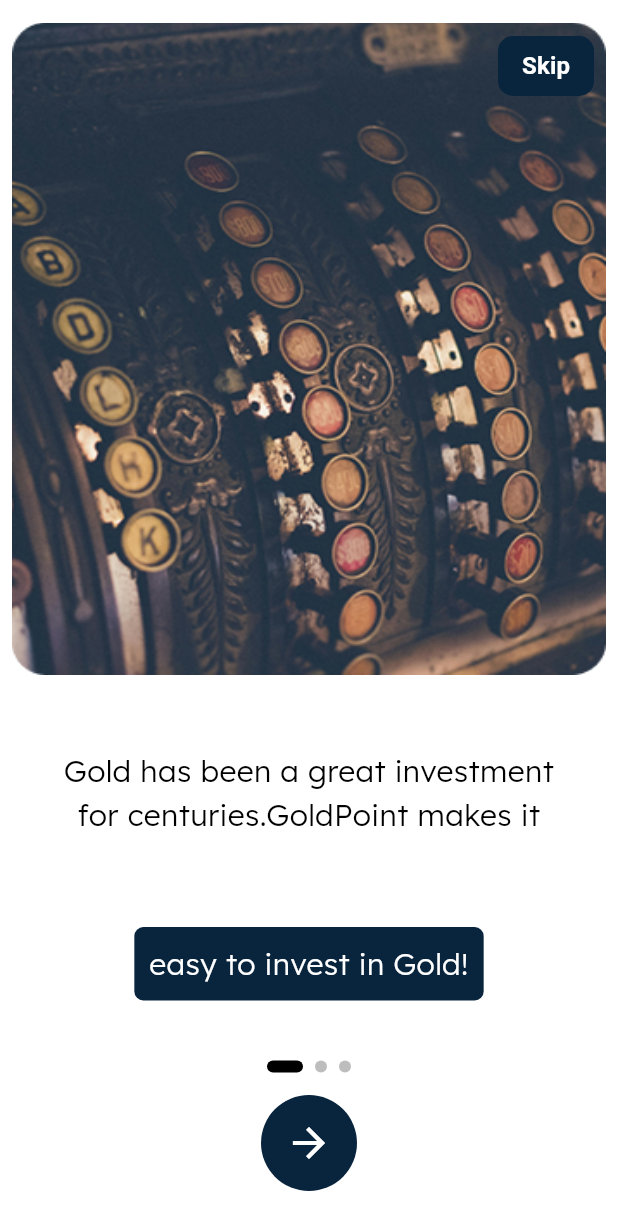
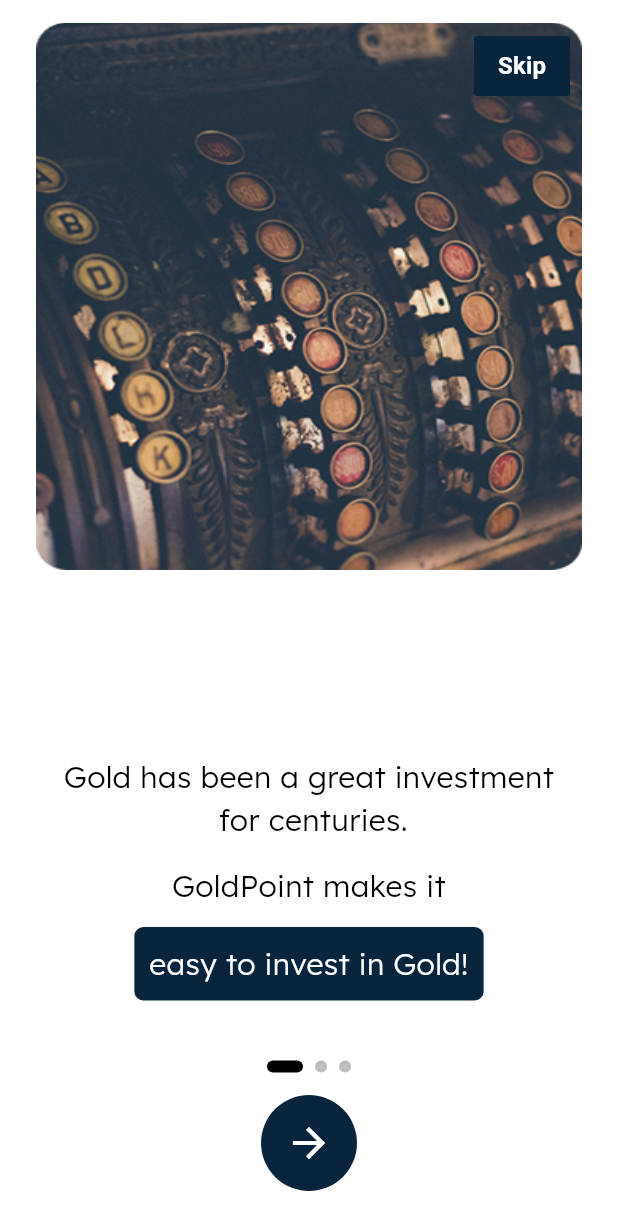
Before and after one commit to InobetaSolutions/AeseraJewels-Mobileapp, a Flutter app: the screen it shows after launch, on a phone screen of 412 x 824 dp. Shown: the top 1230 px of the screen. Run offline on Flutter 3.47's test engine with Material 3 defaults, Android fonts, the phone set to English and light mode, and no system bars; our stand-ins replace connectivity_plus, get, get_storage, google_fonts, shared_preferences; Roboto replaces fonts that are missing (Manrope).

Commit message:
ui changes

```diff
--- a/lib/modules/onboard/onboard_view.dart
+++ b/lib/modules/onboard/onboard_view.dart
@@ -24,22 +24,22 @@ class OnboardingScreen extends GetWidget<OnboardingController> {
                   _buildPage(
                     image: "assets/images/logo_onboard 2.png",
                     title:
-                        "Gold has been a great investment\nfor centuries.GoldPoint makes it",
-                    subtitle: "",
+                        "Gold has been a great investment\n for centuries.",
+                    subtitle: "GoldPoint makes it",
                     company: "easy to invest in Gold!",
                     skipAction: controller.skipOnboarding,
                   ),
                   _buildPage(
                     image: "assets/images/logo_onboard1.png",
-                    title: "Your trusted Gold Savings App.\n A product of",
-                    subtitle: " ",
+                    title: "Your trusted Gold Savings App.",
+                    subtitle: "\n A product of ",
                     company: "Aesera Jewels Pvt Ltd!",
                     skipAction: controller.skipOnboarding,
                   ),
                   _buildPage(
                     image: "assets/images/logo_onboard3.png",
-                    title: "A simple, secure, and\n convenient way to invest..",
-                    subtitle: "",
+                    title: "A simple, secure, and",
+                    subtitle: "\n convenient way to invest.",
                     company: "Start investing now!",
                     skipAction: controller.skipOnboarding,
                   ),
@@ -103,8 +103,8 @@ class OnboardingScreen extends GetWidget<OnboardingController> {
               children: [
                 Container(
                   padding: const EdgeInsets.fromLTRB(8, 15, 8, 0),
-                  width: double.infinity,
-                  height: 450,
+                  width: 380,
+                  height: 380,
                   child: Image.asset(image, fit: BoxFit.fill),
                 ),
                 Positioned(
@@ -115,7 +115,7 @@ class OnboardingScreen extends GetWidget<OnboardingController> {
                     style: ElevatedButton.styleFrom(
                       backgroundColor: const Color(0xFF09243D),
                       shape: RoundedRectangleBorder(
-                        borderRadius: BorderRadius.circular(10),
+                        borderRadius: BorderRadius.circular(2),
                       ),
                       padding: const EdgeInsets.symmetric(
                         horizontal: 12,
@@ -159,7 +159,7 @@ class OnboardingScreen extends GetWidget<OnboardingController> {
                             // height: 1.4,
                           ),
                         ),
-                        const SizedBox(height: 10),
+                        const SizedBox(height: 15),
                         Text(
                           subtitle,
                           textAlign: TextAlign.center,
@@ -173,7 +173,7 @@ class OnboardingScreen extends GetWidget<OnboardingController> {
                     ),
                   ),
 
-                  const SizedBox(height: 20),
+                  const SizedBox(height: 15),
 
                   /// Company Label (always same position)
                   Container(
```
